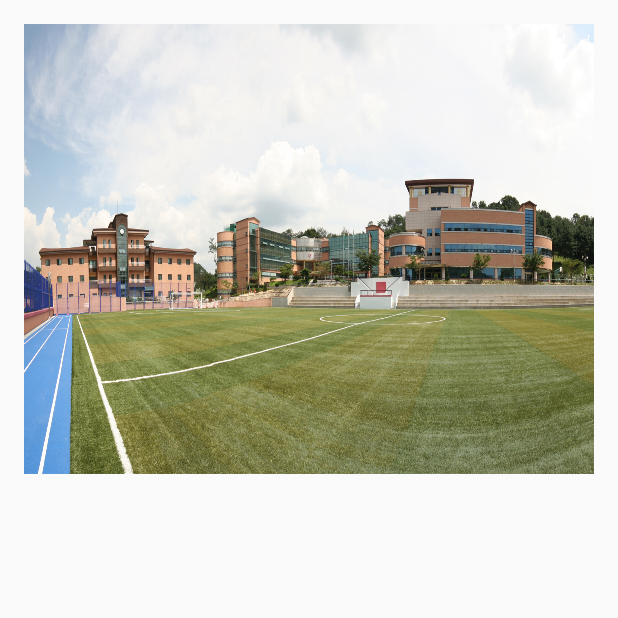
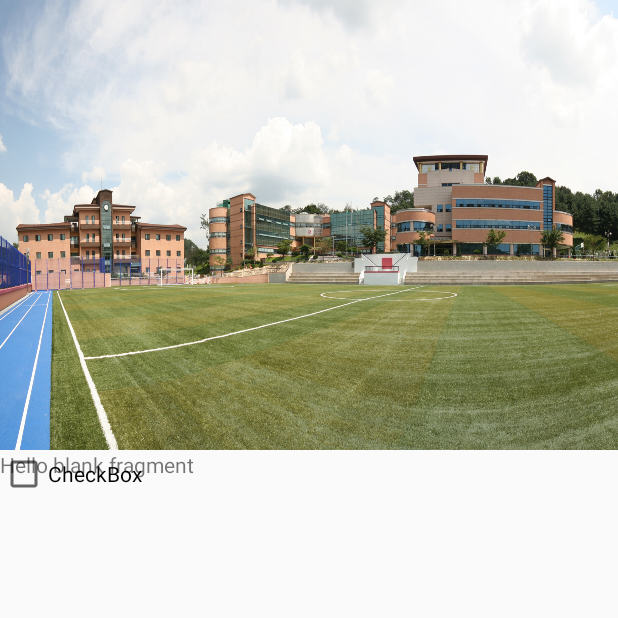
Before and after one commit to ChickenRoom/Dimilife, an Android app: the MainActivity screen opened directly, with no data from a screen before it, on a phone screen of 412 x 824 dp, the top half of it. Run offline under Robolectric (Android 15) with nearby library versions, the phone set to English and light mode, and no system bars; network calls fail.

Commit message:
View Pager

```diff
--- /dev/null
+++ b/app/src/main/java/chickens/org/dimilife/Fragment/FirstFragment.java
@@ -0,0 +1,110 @@
+package chickens.org.dimilife.Fragment;
+
+import android.content.Context;
+import android.net.Uri;
+import android.os.Bundle;
+import android.support.v4.app.Fragment;
+import android.view.LayoutInflater;
+import android.view.View;
+import android.view.ViewGroup;
+
+import chickens.org.dimilife.R;
+
+/**
+ * A simple {@link Fragment} subclass.
+ * Activities that contain this fragment must implement the
+ * {@link FirstFragment.OnFragmentInteractionListener} interface
+ * to handle interaction events.
+ * Use the {@link FirstFragment#newInstance} factory method to
+ * create an instance of this fragment.
+ */
+public class FirstFragment extends Fragment {
+    // TODO: Rename parameter arguments, choose names that match
+    // the fragment initialization parameters, e.g. ARG_ITEM_NUMBER
+    private static final String ARG_PARAM1 = "param1";
+    private static final String ARG_PARAM2 = "param2";
+
+    // TODO: Rename and change types of parameters
+    private String mParam1;
+    private String mParam2;
+
+    private OnFragmentInteractionListener mListener;
+
+    public FirstFragment() {
+        // Required empty public constructor
+    }
+
+    /**
+     * Use this factory method to create a new instance of
+     * this fragment using the provided parameters.
+     *
+     * @param param1 Parameter 1.
+     * @param param2 Parameter 2.
+     * @return A new instance of fragment FirstFragment.
+     */
+    // TODO: Rename and change types and number of parameters
+    public static FirstFragment newInstance(String param1, String param2) {
+        FirstFragment fragment = new FirstFragment();
+        Bundle args = new Bundle();
+        args.putString(ARG_PARAM1, param1);
+        args.putString(ARG_PARAM2, param2);
+        fragment.setArguments(args);
+        return fragment;
+    }
+
+    @Override
+    public void onCreate(Bundle savedInstanceState) {
+        super.onCreate(savedInstanceState);
+        if (getArguments() != null) {
+            mParam1 = getArguments().getString(ARG_PARAM1);
+            mParam2 = getArguments().getString(ARG_PARAM2);
+        }
+    }
+
+    @Override
+    public View onCreateView(LayoutInflater inflater, ViewGroup container,
+                             Bundle savedInstanceState) {
+        // Inflate the layout for this fragment
+        View view = inflater.inflate(R.layout.fragment_first, container, false);
+        return view;
+    }
+
+    // TODO: Rename method, update argument and hook method into UI event
+    public void onButtonPressed(Uri uri) {
+        if (mListener != null) {
+            mListener.onFragmentInteraction(uri);
+        }
+    }
+
+    @Override
+    public void onAttach(Context context) {
+        super.onAttach(context);
+        if (context instanceof OnFragmentInteractionListener) {
+            mListener = (OnFragmentInteractionListener) context;
+        } else {
+            throw new RuntimeException(context.toString()
+                    + " must implement OnFragmentInteractionListener");
+        }
+    }
+
+    @Override
+    public void onDetach() {
+        super.onDetach();
+        mListener = null;
+    }
+
+    /**
+     * This interface must be implemented by activities that contain this
+     * fragment to allow an interaction in this fragment to be communicated
+     * to the activity and potentially other fragments contained in that
+     * activity.
+     * <p>
+     * See the Android Training lesson <a href=
+     * "http://developer.android.com/training/basics/fragments/communicating.html"
+     * >Communicating with Other Fragments</a> for more information.
+     */
+    public interface OnFragmentInteractionListener {
+        // TODO: Update argument type and name
+        void onFragmentInteraction(Uri uri);
+    }
+}
--- /dev/null
+++ b/app/src/main/java/chickens/org/dimilife/Fragment/SecondFragment.java
@@ -0,0 +1,110 @@
+package chickens.org.dimilife.Fragment;
+
+import android.content.Context;
+import android.net.Uri;
+import android.os.Bundle;
+import android.support.v4.app.Fragment;
+import android.view.LayoutInflater;
+import android.view.View;
+import android.view.ViewGroup;
+
+import chickens.org.dimilife.R;
+
+/**
+ * A simple {@link Fragment} subclass.
+ * Activities that contain this fragment must implement the
+ * {@link SecondFragment.OnFragmentInteractionListener} interface
+ * to handle interaction events.
+ * Use the {@link SecondFragment#newInstance} factory method to
+ * create an instance of this fragment.
+ */
+public class SecondFragment extends Fragment {
+    // TODO: Rename parameter arguments, choose names that match
+    // the fragment initialization parameters, e.g. ARG_ITEM_NUMBER
+    private static final String ARG_PARAM1 = "param1";
+    private static final String ARG_PARAM2 = "param2";
+
+    // TODO: Rename and change types of parameters
+    private String mParam1;
+    private String mParam2;
+
+    private OnFragmentInteractionListener mListener;
+
+    public SecondFragment() {
+        // Required empty public constructor
+    }
+
+    /**
+     * Use this factory method to create a new instance of
+     * this fragment using the provided parameters.
+     *
+     * @param param1 Parameter 1.
+     * @param param2 Parameter 2.
+     * @return A new instance of fragment SecondFragment.
+     */
+    // TODO: Rename and change types and number of parameters
+    public static SecondFragment newInstance(String param1, String param2) {
+        SecondFragment fragment = new SecondFragment();
+        Bundle args = new Bundle();
+        args.putString(ARG_PARAM1, param1);
+        args.putString(ARG_PARAM2, param2);
+        fragment.setArguments(args);
+        return fragment;
+    }
+
+    @Override
+    public void onCreate(Bundle savedInstanceState) {
+        super.onCreate(savedInstanceState);
+        if (getArguments() != null) {
+            mParam1 = getArguments().getString(ARG_PARAM1);
+            mParam2 = getArguments().getString(ARG_PARAM2);
+        }
+    }
+
+    @Override
+    public View onCreateView(LayoutInflater inflater, ViewGroup container,
+                             Bundle savedInstanceState) {
+        // Inflate the layout for this fragment
+        View view = inflater.inflate(R.layout.fragment_second, container, false);
+        return view;
+    }
+
+    // TODO: Rename method, update argument and hook method into UI event
+    public void onButtonPressed(Uri uri) {
+        if (mListener != null) {
+            mListener.onFragmentInteraction(uri);
+        }
+    }
+
+    @Override
+    public void onAttach(Context context) {
+        super.onAttach(context);
+        if (context instanceof OnFragmentInteractionListener) {
+            mListener = (OnFragmentInteractionListener) context;
+        } else {
+            throw new RuntimeException(context.toString()
+                    + " must implement OnFragmentInteractionListener");
+        }
+    }
+
+    @Override
+    public void onDetach() {
+        super.onDetach();
+        mListener = null;
+    }
+
+    /**
+     * This interface must be implemented by activities that contain this
+     * fragment to allow an interaction in this fragment to be communicated
+     * to the activity and potentially other fragments contained in that
+     * activity.
+     * <p>
+     * See the Android Training lesson <a href=
+     * "http://developer.android.com/training/basics/fragments/communicating.html"
+     * >Communicating with Other Fragments</a> for more information.
+     */
+    public interface OnFragmentInteractionListener {
+        // TODO: Update argument type and name
+        void onFragmentInteraction(Uri uri);
+    }
+}
--- a/app/src/main/java/chickens/org/dimilife/LoginActivity.java
+++ b/app/src/main/java/chickens/org/dimilife/LoginActivity.java
@@ -1,5 +1,6 @@
 package chickens.org.dimilife;
 
+import android.content.Intent;
 import android.support.v7.app.AppCompatActivity;
 import android.os.Bundle;
 import android.util.Log;
@@ -18,6 +19,7 @@ import chickens.org.dimilife.HTTPConnection.SnackService;
 import chickens.org.dimilife.HTTPConnection.Stay;
 import chickens.org.dimilife.HTTPConnection.StayService;
 import chickens.org.dimilife.HTTPConnection.User;
+import chickens.org.dimilife.front.MainActivity;
 import retrofit2.Call;
 import retrofit2.Callback;
 import retrofit2.Response;
@@ -62,6 +64,7 @@ public class LoginActivity extends AppCompatActivity {
                 name = response.body().getName();
                 getStay("2016-06-18");
                 getSnack(2016,5);
+                startActivity(new Intent(LoginActivity.this, MainActivity.class));
             }
 
             @Override
--- a/app/src/main/java/chickens/org/dimilife/front/MainActivity.java
+++ b/app/src/main/java/chickens/org/dimilife/front/MainActivity.java
@@ -1,12 +1,17 @@
 package chickens.org.dimilife.front;
 
+import android.net.Uri;
 import android.os.Bundle;
+import android.support.v4.view.ViewPager;
 import android.support.v7.app.ActionBar;
 import android.support.v7.app.AppCompatActivity;
 
+import chickens.org.dimilife.Fragment.FirstFragment;
+import chickens.org.dimilife.Fragment.SecondFragment;
+import chickens.org.dimilife.Fragment.ThirdFragment;
 import chickens.org.dimilife.R;
 
-public class MainActivity extends AppCompatActivity {
+public class MainActivity extends AppCompatActivity implements FirstFragment.OnFragmentInteractionListener,SecondFragment.OnFragmentInteractionListener,ThirdFragment.OnFragmentInteractionListener {
 
     @Override
     protected void onCreate(Bundle savedInstanceState) {
@@ -16,6 +21,16 @@ public class MainActivity extends AppCompatActivity {
         ActionBar actionBar = getSupportActionBar();
         actionBar.hide();
 
+        ViewPager viewPager = (ViewPager)findViewById(R.id.view_pager);
+        viewPager.setAdapter(new PagerAdapter(getSupportFragmentManager()));
+
+
+
+
+    }
+
+    @Override
+    public void onFragmentInteraction(Uri uri) {
 
     }
 }
--- a/app/src/main/java/chickens/org/dimilife/front/PagerAdapter.java
+++ b/app/src/main/java/chickens/org/dimilife/front/PagerAdapter.java
@@ -1,18 +1,21 @@
 package chickens.org.dimilife.front;
 
-import android.content.Context;
 import android.support.v4.app.Fragment;
 import android.support.v4.app.FragmentManager;
-import android.support.v4.app.FragmentStatePagerAdapter;
+import android.support.v4.app.FragmentPagerAdapter;
+
+import chickens.org.dimilife.Fragment.FirstFragment;
+import chickens.org.dimilife.Fragment.SecondFragment;
+import chickens.org.dimilife.Fragment.ThirdFragment;
 
 /**
  * Created by songhyemin on 2016. 12. 9..
  */
 
-public class PagerAdapter extends FragmentStatePagerAdapter {
+public class PagerAdapter extends FragmentPagerAdapter {
 
-    Context context;
-
+    private int MAX_PAGE=3;
+    private Fragment cur_fragment=new Fragment();
 
     public PagerAdapter(FragmentManager fm) {
         super(fm);
@@ -20,11 +23,23 @@ public class PagerAdapter extends FragmentStatePagerAdapter {
 
     @Override
     public Fragment getItem(int position) {
-        return null;
+        if(position<0 || MAX_PAGE<=position)
+            return null;
+        switch (position){
+            case 0:
+                cur_fragment=new FirstFragment();
+                break;
+            case 1:
+                cur_fragment=new SecondFragment();
+                break;
+            case 2:
+                cur_fragment=new ThirdFragment();
+                break;
+        }
+        return cur_fragment;
     }
-
     @Override
     public int getCount() {
-        return 0;
+        return MAX_PAGE;
     }
 }
--- a/app/src/main/res/layout/activity_main.xml
+++ b/app/src/main/res/layout/activity_main.xml
@@ -5,17 +5,18 @@
     android:id="@+id/activity_main"
     android:layout_width="match_parent"
     android:layout_height="match_parent"
-    android:paddingBottom="@dimen/activity_vertical_margin"
-    android:paddingLeft="@dimen/activity_horizontal_margin"
-    android:paddingRight="@dimen/activity_horizontal_margin"
-    android:paddingTop="@dimen/activity_vertical_margin"
     tools:context="chickens.org.dimilife.front.MainActivity">
 
     <ImageView
         android:layout_width="match_parent"
         android:layout_height="300dp"
-        android:background="@drawable/dimigo"/>
+        android:background="@drawable/dimigo"
+        android:id="@+id/imageview"/>
 
-    <include layout="@layout/view_pager" />
+    <android.support.v4.view.ViewPager
+        android:id="@+id/view_pager"
+        android:layout_height="match_parent"
+        android:layout_width="match_parent"
+        android:layout_below="@+id/imageview" />
 
 </RelativeLayout>
--- /dev/null
+++ b/app/src/main/res/layout/fragment_first.xml
@@ -0,0 +1,19 @@
+<FrameLayout xmlns:android="http://schemas.android.com/apk/res/android"
+    xmlns:tools="http://schemas.android.com/tools"
+    android:layout_width="match_parent"
+    android:layout_height="match_parent"
+    tools:context="chickens.org.dimilife.Fragment.FirstFragment">
+
+    <!-- TODO: Update blank fragment layout -->
+    <TextView
+        android:layout_width="match_parent"
+        android:layout_height="match_parent"
+        android:text="@string/hello_blank_fragment" />
+
+    <CheckBox
+        android:text="CheckBox"
+        android:layout_width="wrap_content"
+        android:layout_height="wrap_content"
+        android:id="@+id/checkBox" />
+
+</FrameLayout>
--- a/app/src/main/res/layout/view_pager.xml
+++ /dev/null
@@ -1,11 +0,0 @@
-<?xml version="1.0" encoding="utf-8"?>
-<LinearLayout xmlns:android="http://schemas.android.com/apk/res/android"
-    android:orientation="vertical" android:layout_width="match_parent"
-    android:layout_height="match_parent">
-
-    <android.support.v4.view.ViewPager
-        android:id="@+id/view_pager"
-        android:layout_width="match_parent"
-        android:layout_height="match_parent" />
-
-</LinearLayout>
--- a/app/src/main/res/values/strings.xml
+++ b/app/src/main/res/values/strings.xml
@@ -1,3 +1,6 @@
 <resources>
     <string name="app_name">Dimilife</string>
+
+    <!-- TODO: Remove or change this placeholder text -->
+    <string name="hello_blank_fragment">Hello blank fragment</string>
 </resources>
```
Also changed, not shown: app/build.gradle (+5 -3 lines), app/src/main/java/chickens/org/dimilife/Fragment/ThirdFragment.java (added, +110 -0 lines), app/src/main/java/chickens/org/dimilife/front/PagerFragment.java (deleted, +0 -27 lines), app/src/main/res/layout/fragment_second.xml (added, +13 -0 lines), app/src/main/res/layout/fragment_third.xml (added, +13 -0 lines).
